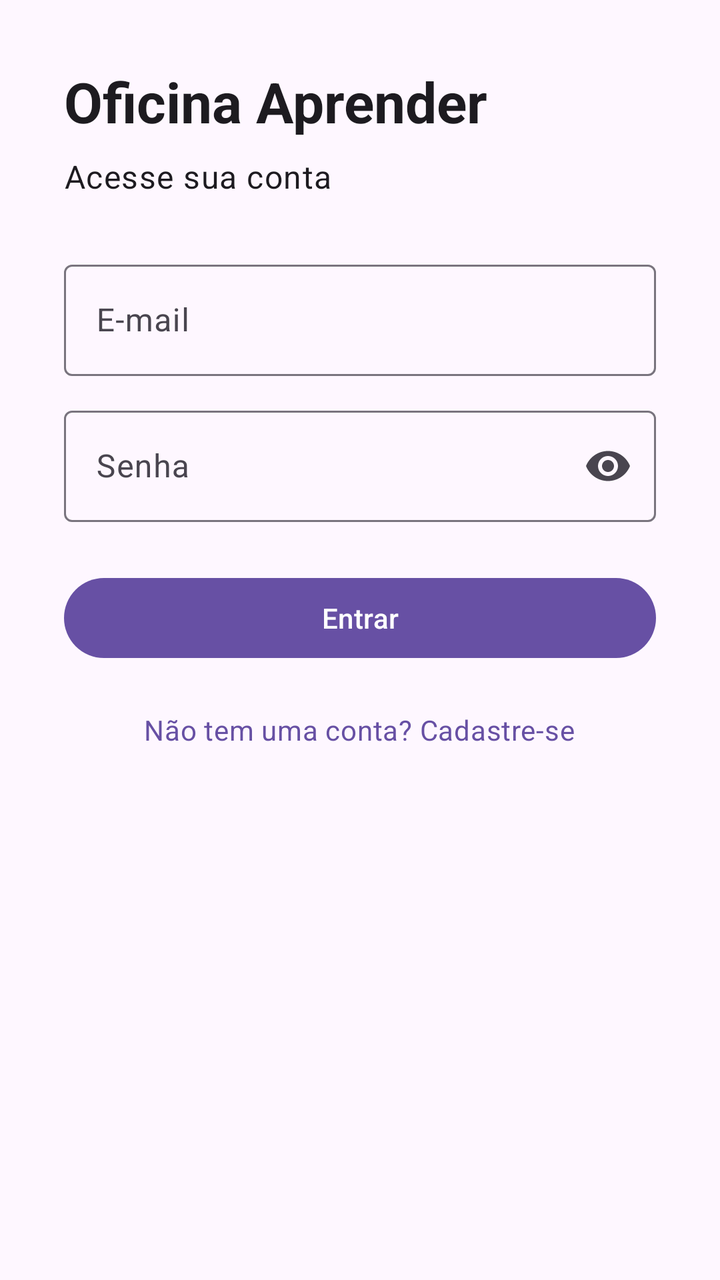
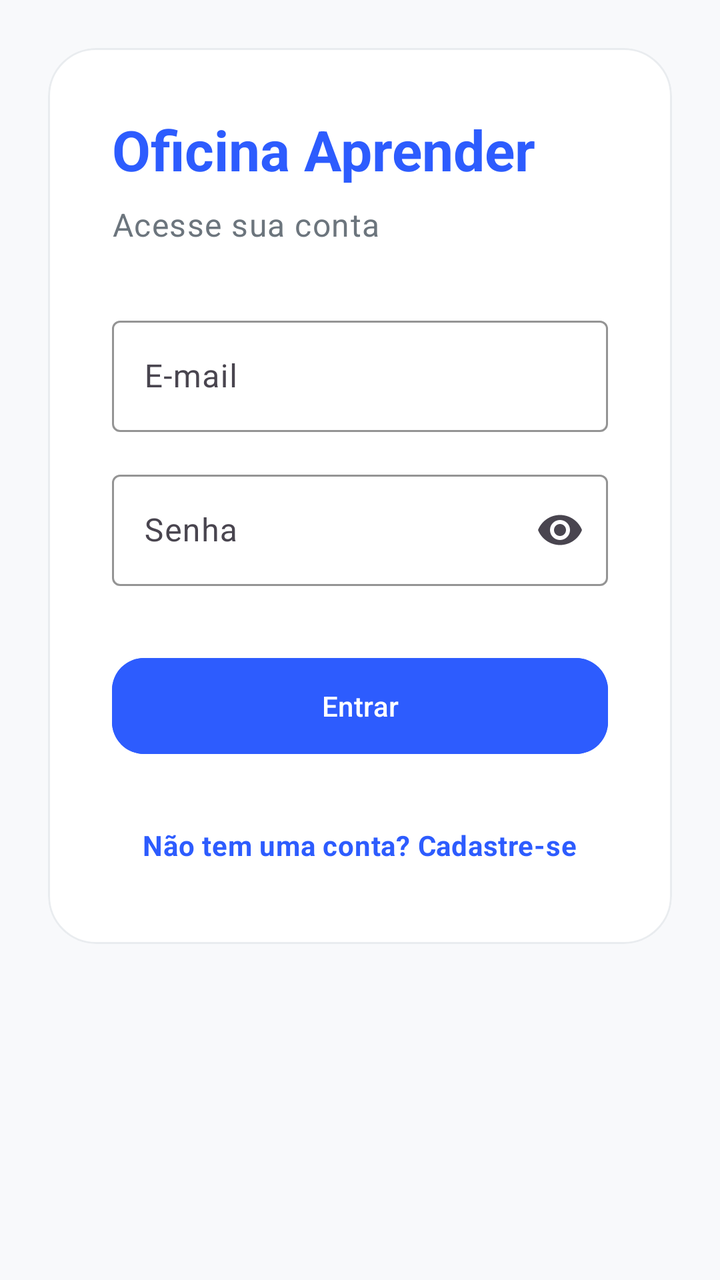

Screens rendered from an Android XML layout before and after an edit, with the pre-edit source and the edit as a unified diff.
<!-- AndroidManifest.xml: application theme Theme.TCC -->
<!-- res/layout/activity_main.xml -->
<?xml version="1.0" encoding="utf-8"?>
<ScrollView xmlns:android="http://schemas.android.com/apk/res/android"
    android:layout_width="match_parent"
    android:layout_height="match_parent"
    android:fillViewport="true">

    <LinearLayout
        android:layout_width="match_parent"
        android:layout_height="wrap_content"
        android:layout_gravity="center"
        android:orientation="vertical"
        android:padding="32dp">

        <TextView
            android:layout_width="match_parent"
            android:layout_height="wrap_content"
            android:text="@string/app_name"
            android:textAppearance="?attr/textAppearanceHeadlineMedium"
            android:textStyle="bold" />

        <TextView
            android:layout_width="match_parent"
            android:layout_height="wrap_content"
            android:layout_marginTop="8dp"
            android:text="@string/acesse_sua_conta"
            android:textAppearance="?attr/textAppearanceBodyLarge" />

        <com.google.android.material.textfield.TextInputLayout
            android:layout_width="match_parent"
            android:layout_height="wrap_content"
            android:layout_marginTop="28dp"
            android:hint="@string/email">

            <com.google.android.material.textfield.TextInputEditText
                android:id="@+id/etEmail"
                android:layout_width="match_parent"
                android:layout_height="wrap_content"
                android:inputType="textEmailAddress"
                android:maxLines="1" />
        </com.google.android.material.textfield.TextInputLayout>

        <com.google.android.material.textfield.TextInputLayout
            android:layout_width="match_parent"
            android:layout_height="wrap_content"
            android:layout_marginTop="12dp"
            android:hint="@string/senha"
            app:endIconMode="password_toggle"
            xmlns:app="http://schemas.android.com/apk/res-auto">

            <com.google.android.material.textfield.TextInputEditText
                android:id="@+id/etPassword"
                android:layout_width="match_parent"
                android:layout_height="wrap_content"
                android:inputType="textPassword"
                android:maxLines="1" />
        </com.google.android.material.textfield.TextInputLayout>

        <Button
            android:id="@+id/btnLogin"
            android:layout_width="match_parent"
            android:layout_height="wrap_content"
            android:layout_marginTop="24dp"
            android:text="@string/entrar"
            android:textAllCaps="false" />

        <TextView
            android:id="@+id/tvCadastrar"
            android:layout_width="wrap_content"
            android:layout_height="48dp"
            android:layout_gravity="center_horizontal"
            android:layout_marginTop="8dp"
            android:clickable="true"
            android:focusable="true"
            android:gravity="center"
            android:text="@string/cadastre_se"
            android:textAppearance="?attr/textAppearanceBodyMedium"
            android:textColor="?attr/colorPrimary" />

    </LinearLayout>
</ScrollView>
<!-- resources referenced by this layout -->
<resources>
  <string name="acesse_sua_conta">Acesse sua conta</string>
  <string name="app_name">Oficina Aprender</string>
  <string name="cadastre_se">Não tem uma conta? Cadastre-se</string>
  <string name="email">E-mail</string>
  <string name="entrar">Entrar</string>
  <string name="senha">Senha</string>
  <style name="Theme.TCC" parent="Base.Theme.TCC" />
  <style name="Base.Theme.TCC" parent="Theme.Material3.DayNight.NoActionBar">
          
          
      </style>
</resources>

<!-- the commit's change to res/layout/activity_main.xml (unified diff, before → after) -->
@@ -1,7 +1,9 @@
 <?xml version="1.0" encoding="utf-8"?>
 <ScrollView xmlns:android="http://schemas.android.com/apk/res/android"
+    xmlns:app="http://schemas.android.com/apk/res-auto"
     android:layout_width="match_parent"
     android:layout_height="match_parent"
+    android:background="@color/background_light"
     android:fillViewport="true">
 
     <LinearLayout
@@ -9,72 +11,103 @@
         android:layout_height="wrap_content"
         android:layout_gravity="center"
         android:orientation="vertical"
-        android:padding="32dp">
+        android:padding="24dp">
 
-        <TextView
+        <com.google.android.material.card.MaterialCardView
             android:layout_width="match_parent"
             android:layout_height="wrap_content"
-            android:text="@string/app_name"
-            android:textAppearance="?attr/textAppearanceHeadlineMedium"
-            android:textStyle="bold" />
+            app:cardBackgroundColor="@color/white"
+            app:cardCornerRadius="24dp"
+            app:cardElevation="0dp"
+            app:strokeColor="@color/border_color"
+            app:strokeWidth="1dp">
 
-        <TextView
-            android:layout_width="match_parent"
-            android:layout_height="wrap_content"
-            android:layout_marginTop="8dp"
-            android:text="@string/acesse_sua_conta"
-            android:textAppearance="?attr/textAppearanceBodyLarge" />
-
-        <com.google.android.material.textfield.TextInputLayout
-            android:layout_width="match_parent"
-            android:layout_height="wrap_content"
-            android:layout_marginTop="28dp"
-            android:hint="@string/email">
-
-            <com.google.android.material.textfield.TextInputEditText
-                android:id="@+id/etEmail"
+            <LinearLayout
                 android:layout_width="match_parent"
                 android:layout_height="wrap_content"
-                android:inputType="textEmailAddress"
-                android:maxLines="1" />
-        </com.google.android.material.textfield.TextInputLayout>
+                android:orientation="vertical"
+                android:padding="32dp">
 
-        <com.google.android.material.textfield.TextInputLayout
-            android:layout_width="match_parent"
-            android:layout_height="wrap_content"
-            android:layout_marginTop="12dp"
-            android:hint="@string/senha"
-            app:endIconMode="password_toggle"
-            xmlns:app="http://schemas.android.com/apk/res-auto">
+                <TextView
+                    android:layout_width="match_parent"
+                    android:layout_height="wrap_content"
+                    android:text="@string/app_name"
+                    android:textAppearance="?attr/textAppearanceHeadlineMedium"
+                    android:textColor="@color/primary_blue"
+                    android:textStyle="bold" />
 
-            <com.google.android.material.textfield.TextInputEditText
-                android:id="@+id/etPassword"
-                android:layout_width="match_parent"
-                android:layout_height="wrap_content"
-                android:inputType="textPassword"
-                android:maxLines="1" />
-        </com.google.android.material.textfield.TextInputLayout>
+                <TextView
+                    android:layout_width="match_parent"
+                    android:layout_height="wrap_content"
+                    android:layout_marginTop="8dp"
+                    android:text="@string/acesse_sua_conta"
+                    android:textAppearance="?attr/textAppearanceBodyLarge"
+                    android:textColor="@color/text_secondary" />
 
-        <Button
-            android:id="@+id/btnLogin"
-            android:layout_width="match_parent"
-            android:layout_height="wrap_content"
-            android:layout_marginTop="24dp"
-            android:text="@string/entrar"
-            android:textAllCaps="false" />
+                <com.google.android.material.textfield.TextInputLayout
+                    style="@style/Widget.Material3.TextInputLayout.OutlinedBox"
+                    android:layout_width="match_parent"
+                    android:layout_height="wrap_content"
+                    android:layout_marginTop="32dp"
+                    android:hint="@string/email"
+                    app:boxStrokeColor="@color/primary_blue"
+                    app:hintTextColor="@color/primary_blue">
 
-        <TextView
-            android:id="@+id/tvCadastrar"
-            android:layout_width="wrap_content"
-            android:layout_height="48dp"
-            android:layout_gravity="center_horizontal"
-            android:layout_marginTop="8dp"
-            android:clickable="true"
-            android:focusable="true"
-            android:gravity="center"
-            android:text="@string/cadastre_se"
-            android:textAppearance="?attr/textAppearanceBodyMedium"
-            android:textColor="?attr/colorPrimary" />
+                    <com.google.android.material.textfield.TextInputEditText
+                        android:id="@+id/etEmail"
+                        android:layout_width="match_parent"
+                        android:layout_height="wrap_content"
+                        android:inputType="textEmailAddress"
+                        android:maxLines="1"
+                        android:textColor="@color/text_primary" />
+                </com.google.android.material.textfield.TextInputLayout>
+
+                <com.google.android.material.textfield.TextInputLayout
+                    style="@style/Widget.Material3.TextInputLayout.OutlinedBox"
+                    android:layout_width="match_parent"
+                    android:layout_height="wrap_content"
+                    android:layout_marginTop="16dp"
+                    android:hint="@string/senha"
+                    app:boxStrokeColor="@color/primary_blue"
+                    app:endIconMode="password_toggle"
+                    app:hintTextColor="@color/primary_blue">
+
+                    <com.google.android.material.textfield.TextInputEditText
+                        android:id="@+id/etPassword"
+                        android:layout_width="match_parent"
+                        android:layout_height="wrap_content"
+                        android:inputType="textPassword"
+                        android:maxLines="1"
+                        android:textColor="@color/text_primary" />
+                </com.google.android.material.textfield.TextInputLayout>
+
+                <Button
+                    android:id="@+id/btnLogin"
+                    android:layout_width="match_parent"
+                    android:layout_height="56dp"
+                    android:layout_marginTop="32dp"
+                    android:backgroundTint="@color/primary_blue"
+                    android:text="@string/entrar"
+                    android:textAllCaps="false"
+                    android:textColor="@color/white"
+                    app:cornerRadius="16dp" />
+
+                <TextView
+                    android:id="@+id/tvCadastrar"
+                    android:layout_width="wrap_content"
+                    android:layout_height="wrap_content"
+                    android:layout_gravity="center_horizontal"
+                    android:layout_marginTop="24dp"
+                    android:clickable="true"
+                    android:focusable="true"
+                    android:padding="8dp"
+                    android:text="@string/cadastre_se"
+                    android:textAppearance="?attr/textAppearanceBodyMedium"
+                    android:textColor="@color/primary_blue"
+                    android:textStyle="bold" />
+
+            </LinearLayout>
+        </com.google.android.material.card.MaterialCardView>
 
     </LinearLayout>
 </ScrollView>
<!-- resource entries referenced after the edit -->
@@ -1,5 +1,11 @@
 <!-- resources referenced by this layout -->
 <resources>
+  <color name="background_light">#F8F9FB</color>
+  <color name="border_color">#E9ECEF</color>
+  <color name="primary_blue">#2D5CFE</color>
+  <color name="text_primary">#1A1C1E</color>
+  <color name="text_secondary">#6C757D</color>
+  <color name="white">#FFFFFFFF</color>
   <string name="acesse_sua_conta">Acesse sua conta</string>
   <string name="app_name">Oficina Aprender</string>
   <string name="cadastre_se">Não tem uma conta? Cadastre-se</string>
@@ -7,9 +13,18 @@
   <string name="entrar">Entrar</string>
   <string name="senha">Senha</string>
   <style name="Theme.TCC" parent="Base.Theme.TCC" />
-  <style name="Base.Theme.TCC" parent="Theme.Material3.DayNight.NoActionBar">
+  <style name="Base.Theme.TCC" parent="Theme.Material3.Light.NoActionBar">
           
+          <item name="colorPrimary">@color/primary_blue</item>
+          <item name="colorOnPrimary">@color/white</item>
+          <item name="colorSecondary">@color/accent_green</item>
+          <item name="colorOnSecondary">@color/white</item>
+          <item name="android:windowBackground">@color/background_light</item>
+  
           
+          <item name="android:textColorPrimary">@color/text_primary</item>
+          <item name="android:textColorSecondary">@color/text_secondary</item>
       </style>
+  <color name="accent_green">#10B981</color>
 </resources>
 
